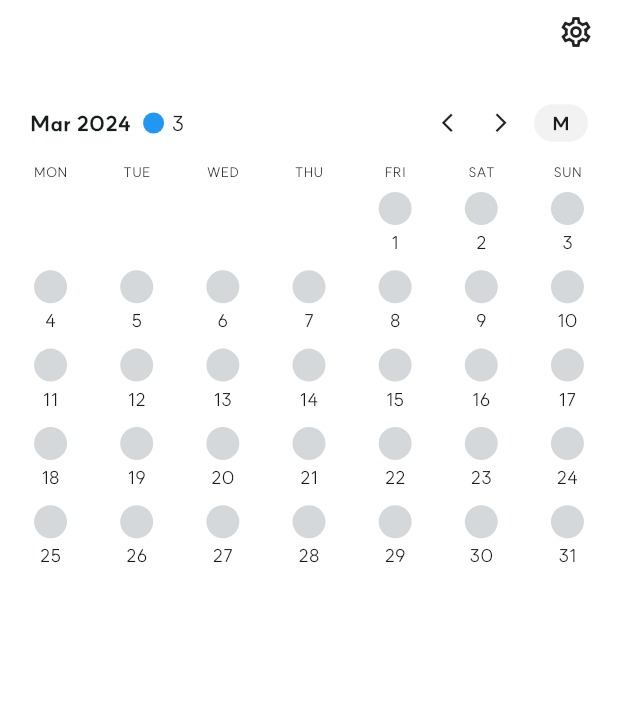
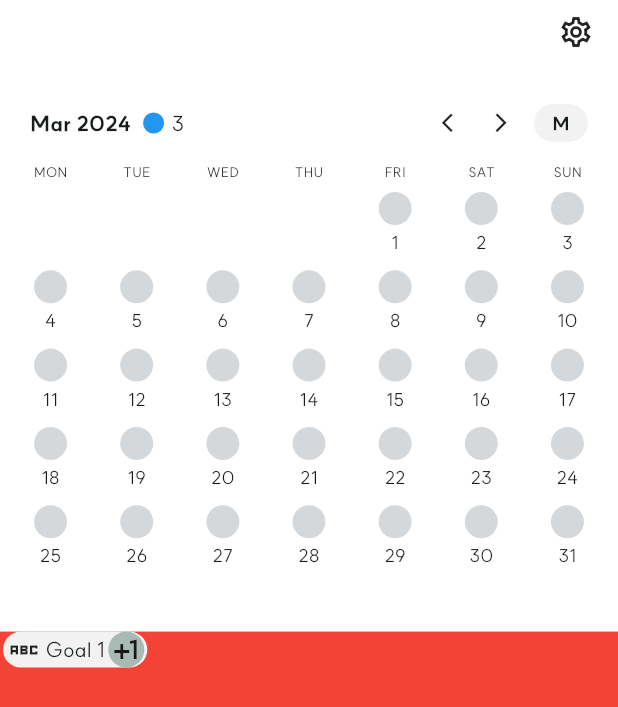
Before and after one commit to zimkjh/BetterThanYesterday, a Flutter app: the screen it shows after launch, after a tap on "Submit", on a phone screen of 412 x 824 dp. Shown: the top 707 px of the screen. Run offline on Flutter 3.47's test engine with Material 3 defaults, Android fonts, the phone set to English and light mode, and no system bars; our stand-ins replace get, get_storage; project files that could hold a hidden picture were left out.

Commit message:
Refactor layout to separate scrollable and non-scrollable sections

```diff
--- a/lib/app/data/model/goal.dart
+++ /dev/null
@@ -1,23 +0,0 @@
-class Goal {
-  int id;
-  String title;
-  int color;
-
-  Goal(this.id, this.title, this.color);
-
-  Map<String, dynamic> toJson() {
-    return {
-      'id': id,
-      'title': title,
-      'color': color,
-    };
-  }
-
-  factory Goal.fromJson(Map<String, dynamic> json) {
-    return Goal(
-      json['id'],
-      json['title'],
-      json['color'],
-    );
-  }
-}
--- /dev/null
+++ b/lib/app/data/model/todo.dart
@@ -0,0 +1,25 @@
+import 'dart:ui';
+
+class Todo {
+  int id;
+  String title;
+  Color color;
+
+  Todo(this.id, this.title, this.color);
+
+  Map<String, dynamic> toJson() {
+    return {
+      'id': id,
+      'title': title,
+      'color': color.value,
+    };
+  }
+
+  factory Todo.fromJson(Map<String, dynamic> json) {
+    return Todo(
+      json['id'],
+      json['title'],
+      Color(json['color']),
+    );
+  }
+}
--- a/lib/app/data/provider/local_provider.dart
+++ b/lib/app/data/provider/local_provider.dart
@@ -1,4 +1,4 @@
-import 'package:bty/app/data/model/goal.dart';
+import 'package:bty/app/data/model/todo.dart';
 import 'package:get_storage/get_storage.dart';
 
 class LocalProvider {
@@ -18,13 +18,13 @@ class LocalProvider {
     return box.write(_keyIsSavedFirstGoal, value);
   }
 
-  List<Goal> getGoals() {
+  List<Todo> getGoals() {
     box.writeIfNull(_keyGoals, []);
     final list = box.read(_keyGoals) ?? [];
-    return list.map<Goal>((e) => Goal.fromJson(e)).toList();
+    return list.map<Todo>((e) => Todo.fromJson(e)).toList();
   }
 
-  Future<void> setGoals(List<Goal> value) {
+  Future<void> setGoals(List<Todo> value) {
     return box.write(_keyGoals, value.map((e) => e.toJson()).toList());
   }
 }
--- a/lib/app/modules/add_goal/controller.dart
+++ b/lib/app/modules/add_goal/controller.dart
@@ -1,6 +1,7 @@
-import 'package:bty/app/data/model/goal.dart';
+import 'package:bty/app/data/model/todo.dart';
 import 'package:bty/app/data/provider/local_provider.dart';
 import 'package:bty/app/routes/app_routes.dart';
+import 'package:flutter/material.dart';
 import 'package:get/get.dart';
 
 class IntroController extends GetxController {
@@ -12,7 +13,7 @@ class IntroController extends GetxController {
 
   Future<void> onClickCta() async {
     localProvider.setIsSavedFirstGoal(true);
-    final initialGoal = Goal(0, inputText, 0xFF0BC37CF);
+    final initialGoal = Todo(0, inputText, Colors.red);
     await localProvider.setGoals([initialGoal]);
     Get.toNamed(Routes.MAIN);
   }
--- a/lib/app/modules/add_goal/cta_button.dart
+++ b/lib/app/modules/add_goal/cta_button.dart
@@ -15,7 +15,7 @@ class CtaButton extends GetView<IntroController> {
           color: Theme.of(context).primaryColor,
           borderRadius: BorderRadius.circular(28),
         ),
-        margin: EdgeInsets.symmetric(horizontal: 20),
+        margin: const EdgeInsets.symmetric(horizontal: 20),
         child: Center(
           child: Text(
             'intro_cta_button'.tr,
--- a/lib/app/modules/add_goal/input_box.dart
+++ b/lib/app/modules/add_goal/input_box.dart
@@ -14,7 +14,7 @@ class InputBox extends GetView<IntroController> {
           borderRadius: BorderRadius.circular(20),
         ),
         child: TextField(
-          decoration: InputDecoration(border: InputBorder.none),
+          decoration: const InputDecoration(border: InputBorder.none),
           textAlign: TextAlign.center,
           textAlignVertical: TextAlignVertical.center,
           maxLines: null,
--- a/lib/app/modules/add_goal/page.dart
+++ b/lib/app/modules/add_goal/page.dart
@@ -11,14 +11,14 @@ class AddGoalPage extends StatelessWidget {
       body: Column(
         mainAxisAlignment: MainAxisAlignment.start,
         children: [
-          SizedBox(height: 260),
+          const SizedBox(height: 260),
           Text(
             'intro_write_goal'.tr,
             style: title2,
             textAlign: TextAlign.center,
           ),
           InputBox(),
-          Spacer(),
+          const Spacer(),
           CtaButton(),
           SizedBox(height: MediaQuery.of(context).padding.bottom),
         ],
--- a/lib/app/modules/main/calendar_grid_view.dart
+++ b/lib/app/modules/main/calendar_grid_view.dart
@@ -46,6 +46,7 @@ class CalendarGridView extends StatelessWidget {
       width: Get.width - CalendarView.horizontalMargin * 2,
       height: totalHeight,
       child: GridView.builder(
+        physics: const NeverScrollableScrollPhysics(),
         gridDelegate: const SliverGridDelegateWithFixedCrossAxisCount(
           crossAxisCount: 7,
           childAspectRatio: 1.1,
--- a/lib/app/modules/main/controller.dart
+++ b/lib/app/modules/main/controller.dart
@@ -1,4 +1,4 @@
-import 'package:bty/app/data/model/goal.dart';
+import 'package:bty/app/data/model/todo.dart';
 import 'package:bty/app/data/provider/local_provider.dart';
 import 'package:bty/app/routes/app_routes.dart';
 import 'package:flutter/material.dart';
@@ -7,8 +7,8 @@ import 'package:get/get.dart';
 class MainController extends GetxController {
   final localProvider = LocalProvider();
 
-  final _goals = Rx<List<Goal>>([]);
-  List<Goal> get goals => _goals.value;
+  final _goals = Rx<List<Todo>>([]);
+  List<Todo> get goals => _goals.value;
 
   @override
   Future<void> onInit() async {
--- a/lib/app/modules/main/header_widget.dart
+++ b/lib/app/modules/main/header_widget.dart
@@ -2,18 +2,20 @@ import 'package:flutter/material.dart';
 import 'package:get/get.dart';
 
 class HeaderWidget extends StatelessWidget {
+  const HeaderWidget();
+
   @override
   Widget build(BuildContext context) {
     return Container(
       width: Get.width,
       height: 38,
       alignment: Alignment.centerRight,
-      padding: EdgeInsets.only(right: 20),
+      padding: const EdgeInsets.only(right: 20),
       child: Container(
         alignment: Alignment.centerRight,
         height: 20,
         width: 20,
-        child: Icon(Icons.settings_outlined),
+        child: const Icon(Icons.settings_outlined),
       ),
     );
   }
--- a/lib/app/modules/main/page.dart
+++ b/lib/app/modules/main/page.dart
@@ -1,7 +1,6 @@
-import 'package:bty/app/core/theme/text_theme.dart';
 import 'package:bty/app/modules/main/calendar_view.dart';
 import 'package:bty/app/modules/main/controller.dart';
-import 'package:bty/app/modules/main/goal_list.dart';
+import 'package:bty/app/modules/main/todo_zone_view.dart';
 import 'package:bty/app/modules/main/header_widget.dart';
 import 'package:flutter/material.dart';
 import 'package:get/get.dart';
@@ -20,9 +19,20 @@ class MainPage extends StatelessWidget {
           crossAxisAlignment: CrossAxisAlignment.start,
           children: [
             SizedBox(height: MediaQuery.of(context).padding.top),
-            HeaderWidget(),
-            const SizedBox(height: 20),
-            const CalendarView(),
+            const HeaderWidget(),
+            const SizedBox(height: 10),
+            const Expanded(
+              child: SingleChildScrollView(
+                child: Column(
+                  children: [
+                    SizedBox(height: 10),
+                    CalendarView(),
+                    SizedBox(height: 38),
+                    TodoZoneView(),
+                  ],
+                ),
+              ),
+            ),
           ],
         ),
       ),
--- /dev/null
+++ b/lib/app/modules/main/todo_view.dart
@@ -0,0 +1,49 @@
+import 'package:bty/app/core/theme/color_theme.dart';
+import 'package:bty/app/data/model/todo.dart';
+import 'package:flutter/material.dart';
+import 'package:get/get.dart';
+
+class TodoView extends StatelessWidget {
+  final Todo todo;
+  const TodoView(this.todo);
+  @override
+  Widget build(BuildContext context) {
+    return Container(
+      width: Get.width,
+      height: 2000,
+      color: Colors.red,
+      child: Column(
+        children: [
+          Row(
+            children: [
+              const SizedBox(width: 2),
+              Container(
+                decoration: BoxDecoration(
+                  color: AppColors.lightGray1,
+                  borderRadius: BorderRadius.circular(30),
+                ),
+                child: Row(
+                  children: [
+                    const SizedBox(width: 2),
+                    const Icon(Icons.abc_sharp),
+                    const SizedBox(width: 2),
+                    const Text('Goal 1'),
+                    const SizedBox(width: 2),
+                    Container(
+                      decoration: BoxDecoration(
+                        color: AppColors.gray1,
+                        borderRadius: BorderRadius.circular(90),
+                      ),
+                      child: const Icon(Icons.plus_one),
+                    ),
+                    const SizedBox(width: 2),
+                  ],
+                ),
+              ),
+            ],
+          )
+        ],
+      ),
+    );
+  }
+}
--- /dev/null
+++ b/lib/app/modules/main/todo_zone_view.dart
@@ -0,0 +1,17 @@
+import 'package:bty/app/data/model/todo.dart';
+import 'package:bty/app/modules/main/todo_view.dart';
+import 'package:flutter/material.dart';
+
+class TodoZoneView extends StatelessWidget {
+  const TodoZoneView();
+  @override
+  Widget build(BuildContext context) {
+    final todos = [
+      Todo(0, 'Goal 1', Colors.red),
+      Todo(0, 'Goal 2', Colors.blue),
+    ];
+    return Column(
+      children: todos.map((todo) => TodoView(todo)).toList(),
+    );
+  }
+}
--- a/lib/main.dart
+++ b/lib/main.dart
@@ -16,7 +16,7 @@ void main() async {
       getPages: AppPages.pages,
       translations: AppTranslation(),
       locale: Get.deviceLocale,
-      fallbackLocale: Locale('en'),
+      fallbackLocale: const Locale('en'),
     ),
   );
 }
```
